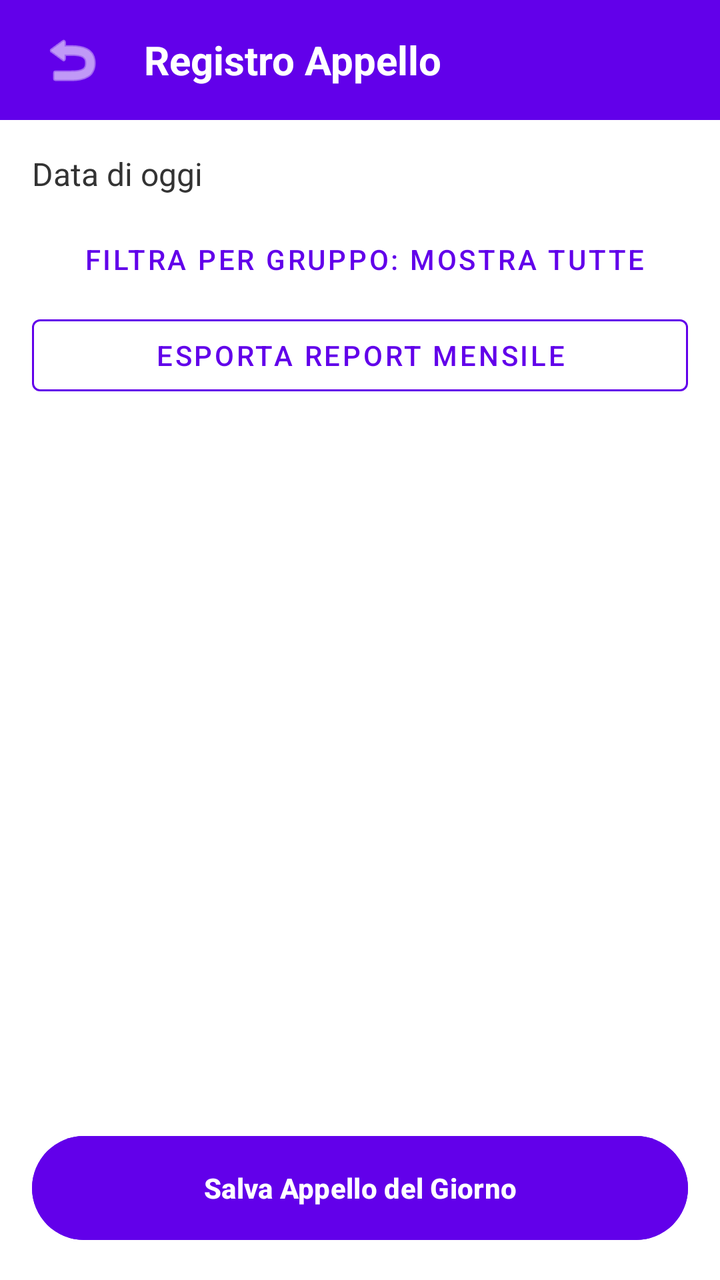
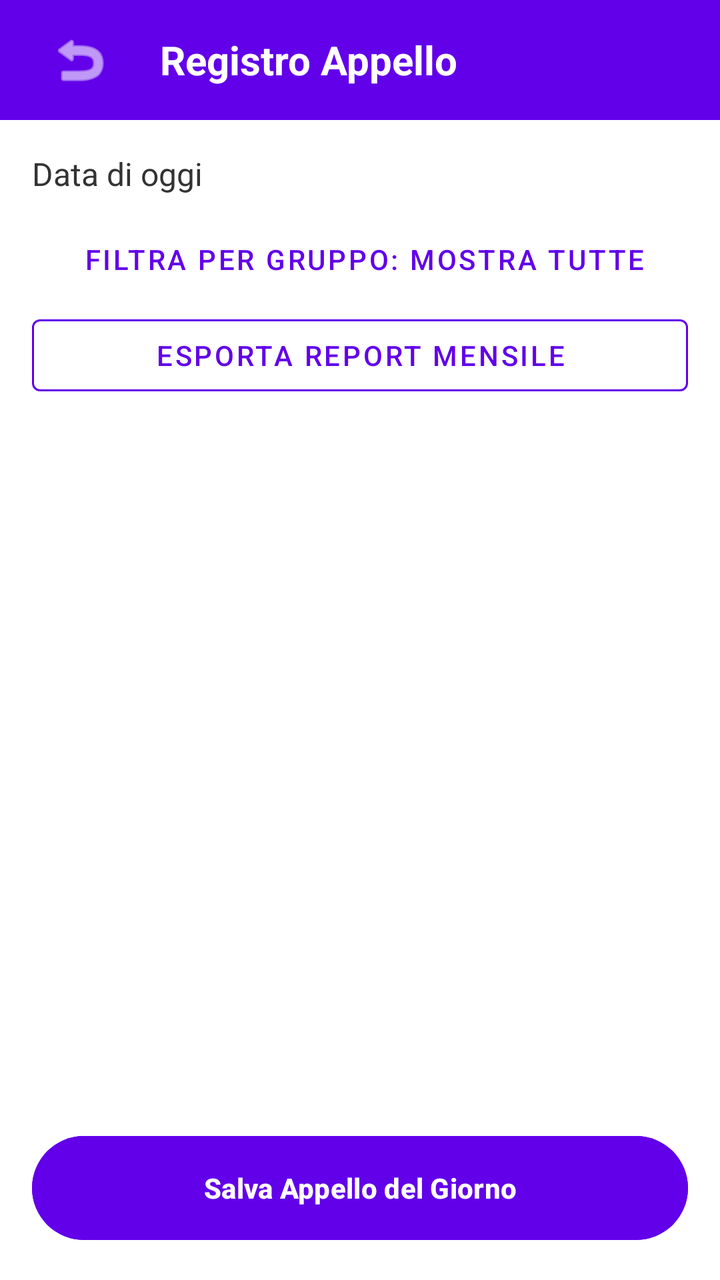

Compare the two renders of this Android layout. The source of the first and the diff that turns it into the second are given below.
<!-- AndroidManifest.xml: application theme Theme.GinnasticaRitmica -->
<!-- res/layout/fragment_presenze.xml -->
<?xml version="1.0" encoding="utf-8"?>
<layout xmlns:android="http://schemas.android.com/apk/res/android"
    xmlns:app="http://schemas.android.com/apk/res-auto">

    <LinearLayout
        android:layout_width="match_parent"
        android:layout_height="match_parent"
        android:orientation="vertical"
        android:background="@color/sfondo_app">

        <LinearLayout
            android:layout_width="match_parent"
            android:layout_height="60dp"
            android:background="@color/viola_torre"
            android:gravity="center_vertical"
            android:orientation="horizontal"
            android:paddingHorizontal="16dp">

            <ImageButton
                android:id="@+id/btnTornaIndietro"
                android:layout_width="40dp"
                android:layout_height="40dp"
                android:background="?attr/selectableItemBackgroundBorderless"
                android:src="@android:drawable/ic_menu_revert"
                app:tint="@android:color/white" />

            <TextView
                android:layout_width="wrap_content"
                android:layout_height="wrap_content"
                android:layout_marginStart="16dp"
                android:text="Registro Appello"
                android:textColor="@android:color/white"
                android:textSize="20sp"
                android:textStyle="bold" />
        </LinearLayout>

        <LinearLayout
            android:layout_width="match_parent"
            android:layout_height="match_parent"
            android:orientation="vertical"
            android:padding="16dp">

            <TextView
                android:id="@+id/tvDataOggi"
                android:layout_width="match_parent"
                android:layout_height="wrap_content"
                android:text="Data di oggi"
                android:textSize="16sp"
                android:textColor="@color/testo_sottotitoli"
                android:layout_marginBottom="8dp"/>

            <Button
                android:id="@+id/btnFiltraGruppo"
                style="@style/Widget.MaterialComponents.Button.TextButton"
                android:layout_width="match_parent"
                android:layout_height="wrap_content"
                android:text=" Filtra per Gruppo: Mostra Tutte"
                android:textColor="@color/viola_torre"/>

            <Button
                android:id="@+id/btnEsportaReport"
                style="@style/Widget.MaterialComponents.Button.OutlinedButton"
                android:layout_width="match_parent"
                android:layout_height="wrap_content"
                android:text="Esporta Report Mensile"
                android:textColor="@color/viola_torre"
                app:strokeColor="@color/viola_torre"
                android:layout_marginBottom="12dp"/>

            <androidx.recyclerview.widget.RecyclerView
                android:id="@+id/rvAppello"
                android:layout_width="match_parent"
                android:layout_height="0dp"
                android:layout_weight="1"
                android:layout_marginBottom="16dp"/>

            <Button
                android:id="@+id/btnSalvaAppello"
                android:layout_width="match_parent"
                android:layout_height="60dp"
                android:text="Salva Appello del Giorno"
                android:backgroundTint="@color/viola_torre"
                android:textColor="@android:color/white"
                android:textStyle="bold"/>

        </LinearLayout>
    </LinearLayout>
</layout>
<!-- resources referenced by this layout -->
<resources>
  <color name="sfondo_app">#FFFFFF</color>
  <color name="testo_sottotitoli">#333333</color>
  <color name="viola_torre">#6200EA</color>
  <style name="Theme.GinnasticaRitmica" parent="Base.Theme.GinnasticaRitmica" />
  <style name="Base.Theme.GinnasticaRitmica" parent="Theme.Material3.DayNight.NoActionBar">
          
          
      </style>
</resources>

<!-- the commit's change to res/layout/fragment_presenze.xml (unified diff, before → after) -->
@@ -18,8 +18,8 @@
 
             <ImageButton
                 android:id="@+id/btnTornaIndietro"
-                android:layout_width="40dp"
-                android:layout_height="40dp"
+                android:layout_width="48dp"
+                android:layout_height="48dp"
                 android:background="?attr/selectableItemBackgroundBorderless"
                 android:src="@android:drawable/ic_menu_revert"
                 app:tint="@android:color/white" />
